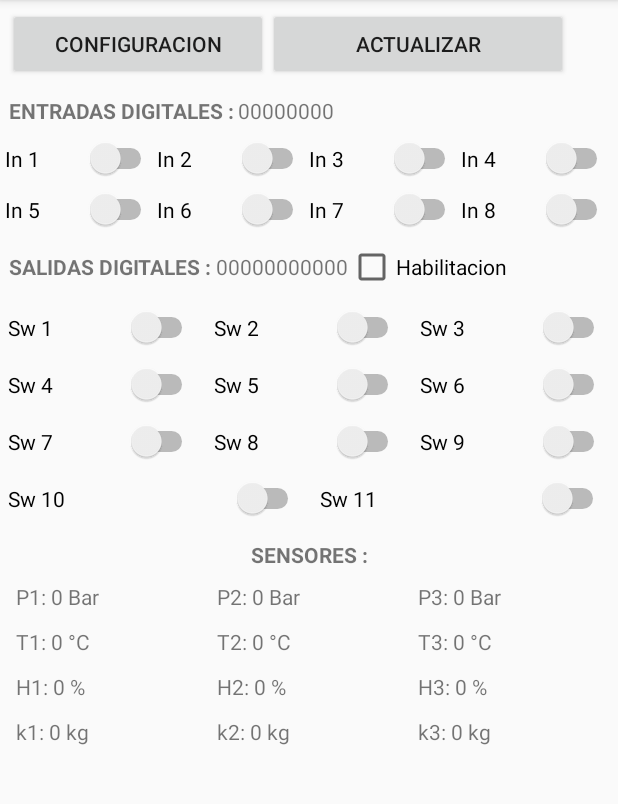
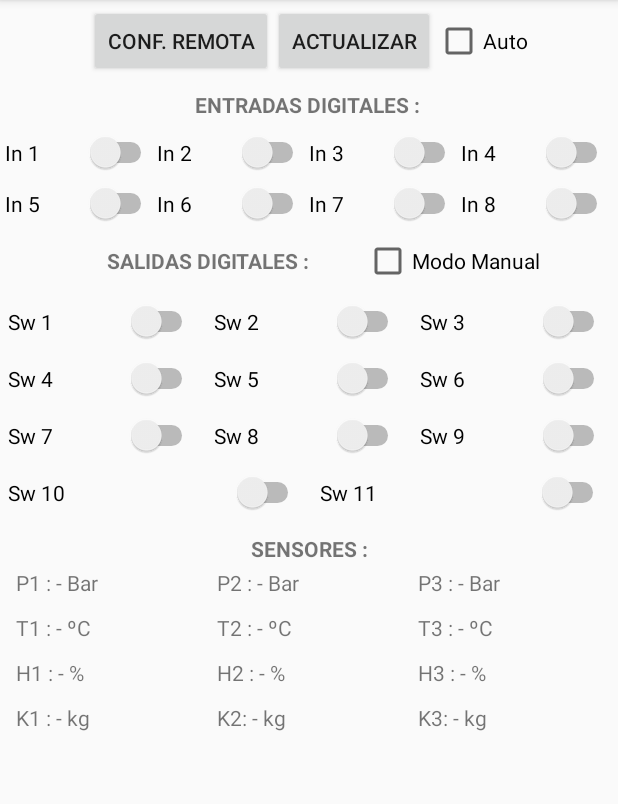
Before and after one commit to AndroidStudioProyects/TDroid-Final, an Android app: the screen it shows after launch (MainActivity), on a phone screen of 412 x 824 dp, the part 84-888 px from its top. Run offline under Robolectric (Android 15) with nearby library versions, the phone set to English and light mode, and no system bars.

```diff
--- a/app/src/main/java/com/example/giovanazzi/tdroid/Activity_Config_API.java
+++ b/app/src/main/java/com/example/giovanazzi/tdroid/Activity_Config_API.java
@@ -238,12 +238,12 @@ public class Activity_Config_API extends AppCompatActivity {
 
         pass_Nuevo = edit_pass_nuevo.getText().toString();
         password = edit_pass_actual.getText().toString();
-        d(TAG, "pass_Nuevo: " + pass_Nuevo);
-        d(TAG, "password: " + password);
         client = new ClientAsyncTask();
         client.execute(IP, port, "111"); // envia passactual y nuevo
         client = new ClientAsyncTask();
         client.execute(IP, port, password + " " + pass_Nuevo); // envia passactual y nuevo
+        d(TAG, "Envio: " + password+" "+pass_Nuevo);
+
         edit_pass_nuevo.setText("");
 
     }
--- a/app/src/main/java/com/example/giovanazzi/tdroid/Activity_Configuracion.java
+++ b/app/src/main/java/com/example/giovanazzi/tdroid/Activity_Configuracion.java
@@ -472,7 +472,7 @@ public class Activity_Configuracion extends AppCompatActivity {
             @Override
             public void onClick(View v) {
                 customDialog.dismiss();
-                Toast.makeText(getApplicationContext(),"Cancelado.", Toast.LENGTH_SHORT).show();
+
             }
         });
 
--- a/app/src/main/res/layout/activity_config_api.xml
+++ b/app/src/main/res/layout/activity_config_api.xml
@@ -188,6 +188,7 @@
 
         </LinearLayout>
 
+
         <CheckBox
             android:id="@+id/check_ip_port"
             android:layout_width="match_parent"
--- a/app/src/main/res/layout/activity_main.xml
+++ b/app/src/main/res/layout/activity_main.xml
@@ -8,6 +8,39 @@
     tools:context="com.example.giovanazzi.tdroid.MainActivity">
 
 
+
+    <LinearLayout
+        android:layout_width="match_parent"
+        android:layout_height="wrap_content"
+        android:layout_margin="3dp"
+        android:orientation="horizontal"
+        android:gravity="center"
+        android:weightSum="1">
+
+        <Button
+            android:id="@+id/btn_config"
+            android:layout_width="wrap_content"
+            android:layout_height="wrap_content"
+            android:layout_gravity="center"
+            android:text="Conf. Remota" />
+
+        <Button
+            android:id="@+id/btn_Enviar"
+            android:layout_width="wrap_content"
+            android:layout_height="wrap_content"
+            android:layout_gravity="center"
+            android:text="Actualizar" />
+
+        <CheckBox
+            android:id="@+id/checkBox_Auto"
+            android:layout_width="wrap_content"
+            android:layout_height="match_parent"
+            android:text="Auto"
+            android:layout_gravity="start"
+
+            android:textAlignment="textStart" />
+
+    </LinearLayout>
     <ScrollView
         android:layout_width="match_parent"
         android:layout_height="match_parent">
@@ -15,39 +48,14 @@
         <LinearLayout
             android:layout_width="match_parent"
             android:layout_height="wrap_content"
+            android:gravity="center"
             android:orientation="vertical">
-
-
-            <LinearLayout
+       <LinearLayout
                 android:layout_width="match_parent"
                 android:layout_height="wrap_content"
+                android:gravity="center"
                 android:layout_margin="5dp"
-                android:orientation="horizontal"
-                android:weightSum="1">
 
-                <Button
-                    android:id="@+id/btn_config"
-                    android:layout_width="wrap_content"
-                    android:layout_height="wrap_content"
-                    android:layout_gravity="center"
-
-                    android:text="Configuracion"
-                    android:layout_weight="0.58" />
-
-                <Button
-                    android:id="@+id/btn_Enviar"
-                    android:layout_width="200dp"
-                    android:layout_height="wrap_content"
-                    android:layout_gravity="center"
-
-                    android:text="Actualizar" />
-
-            </LinearLayout>
-
-            <LinearLayout
-                android:layout_width="match_parent"
-                android:layout_height="wrap_content"
-                android:layout_margin="5dp"
                 android:orientation="horizontal">
 
                 <TextView
@@ -58,14 +66,8 @@
                     android:textAlignment="center"
                     android:textStyle="bold" />
 
-                <TextView
-                    android:id="@+id/text_Inputs"
-                    android:layout_width="match_parent"
-                    android:layout_height="wrap_content"
-                    android:text="00000000" />
 
-
-            </LinearLayout>
+       </LinearLayout>
 
             <LinearLayout
                 android:layout_width="match_parent"
@@ -150,26 +152,22 @@
                 android:layout_width="match_parent"
                 android:layout_height="wrap_content"
                 android:layout_margin="5dp"
+                android:gravity="center"
                 android:orientation="horizontal">
 
                 <TextView
                     android:id="@+id/textView13"
-                    android:layout_width="wrap_content"
+                    android:layout_width="205dp"
                     android:layout_height="wrap_content"
                     android:text="SALIDAS DIGITALES : "
                     android:textAlignment="center"
                     android:textStyle="bold" />
 
-                <TextView
-                    android:id="@+id/text_Outputs"
-                    android:layout_width="wrap_content"
-                    android:layout_height="wrap_content"
-                    android:text="00000000000" />
                 <CheckBox
                     android:id="@+id/checkBox_conf"
-                    android:layout_width="match_parent"
+                    android:layout_width="132dp"
                     android:layout_height="wrap_content"
-                    android:text="Habilitacion" />
+                    android:text="Modo Manual" />
 
             </LinearLayout>
 
@@ -313,28 +311,34 @@
                         android:id="@+id/text_P1"
                         android:layout_width="match_parent"
                         android:layout_height="wrap_content"
+                        android:layout_gravity="start"
                         android:layout_margin="5dp"
                         android:layout_weight="1"
-                        android:text="P1: 0 Bar"
-                        android:textAlignment="viewStart" />
+                        android:text="P1 : - Bar"
+                        android:textAlignment="viewStart"
+                        android:visibility="visible" />
 
                     <TextView
                         android:id="@+id/text_P2"
                         android:layout_width="match_parent"
                         android:layout_height="wrap_content"
+                        android:layout_gravity="start"
                         android:layout_margin="5dp"
                         android:layout_weight="1"
-                        android:text="P2: 0 Bar"
-                        android:textAlignment="textStart" />
+                        android:text="P2 : - Bar"
+                        android:textAlignment="textStart"
+                        android:visibility="visible" />
 
                     <TextView
                         android:id="@+id/text_P3"
                         android:layout_width="match_parent"
                         android:layout_height="wrap_content"
+                        android:layout_gravity="start"
                         android:layout_margin="5dp"
                         android:layout_weight="1"
-                        android:text="P3: 0 Bar"
-                        android:textAlignment="textStart" />
+                        android:text="P3 : - Bar"
+                        android:textAlignment="textStart"
+                        android:visibility="visible" />
 
 
                 </LinearLayout>
@@ -348,27 +352,30 @@
                         android:id="@+id/text_T1"
                         android:layout_width="match_parent"
                         android:layout_height="wrap_content"
+                        android:layout_gravity="start"
                         android:layout_margin="5dp"
                         android:layout_weight="1"
-                        android:text="T1: 0 °C"
+                        android:text="T1 : - ºC"
                         android:textAlignment="textStart" />
 
                     <TextView
                         android:id="@+id/text_T2"
                         android:layout_width="match_parent"
                         android:layout_height="wrap_content"
+                        android:layout_gravity="start"
                         android:layout_margin="5dp"
                         android:layout_weight="1"
-                        android:text="T2: 0 °C"
+                        android:text="T2 : - ºC"
                         android:textAlignment="textStart" />
 
                     <TextView
                         android:id="@+id/text_T3"
                         android:layout_width="match_parent"
                         android:layout_height="wrap_content"
+                        android:layout_gravity="start"
                         android:layout_margin="5dp"
                         android:layout_weight="1"
-                        android:text="T3: 0 °C"
+                        android:text="T3 : - ºC"
                         android:textAlignment="textStart" />
 
 
@@ -383,27 +390,30 @@
                         android:id="@+id/text_H1"
                         android:layout_width="match_parent"
                         android:layout_height="wrap_content"
+                        android:layout_gravity="start"
                         android:layout_margin="5dp"
                         android:layout_weight="1"
-                        android:text="H1: 0 %"
+                        android:text="H1 : - %"
                         android:textAlignment="textStart" />
 
                     <TextView
                         android:id="@+id/text_H2"
                         android:layout_width="match_parent"
                         android:layout_height="wrap_content"
+                        android:layout_gravity="start"
                         android:layout_margin="5dp"
                         android:layout_weight="1"
-                        android:text="H2: 0 %"
+                        android:text="H2 : - %"
                         android:textAlignment="textStart" />
 
                     <TextView
                         android:id="@+id/text_H3"
                         android:layout_width="match_parent"
                         android:layout_height="wrap_content"
+                        android:layout_gravity="start"
                         android:layout_margin="5dp"
                         android:layout_weight="1"
-                        android:text="H3: 0 %"
+                        android:text="H3 : - %"
                         android:textAlignment="textStart" />
 
 
@@ -419,27 +429,30 @@
                         android:id="@+id/text_K1"
                         android:layout_width="match_parent"
                         android:layout_height="wrap_content"
+                        android:layout_gravity="start"
                         android:layout_margin="5dp"
                         android:layout_weight="1"
-                        android:text="k1: 0 kg"
+                        android:text="K1 : - kg"
                         android:textAlignment="textStart" />
 
                     <TextView
                         android:id="@+id/text_K2"
                         android:layout_width="match_parent"
                         android:layout_height="wrap_content"
+                        android:layout_gravity="start"
                         android:layout_margin="5dp"
                         android:layout_weight="1"
-                        android:text="k2: 0 kg"
+                        android:text="K2: - kg"
                         android:textAlignment="textStart" />
 
                     <TextView
                         android:id="@+id/text_K3"
                         android:layout_width="match_parent"
                         android:layout_height="wrap_content"
+                        android:layout_gravity="start"
                         android:layout_margin="5dp"
                         android:layout_weight="1"
-                        android:text="k3: 0 kg"
+                        android:text="K3: - kg"
                         android:textAlignment="textStart" />
 
 
```
Also changed, not shown: app/src/main/java/com/example/giovanazzi/tdroid/MainActivity.java (+64 -39 lines).
